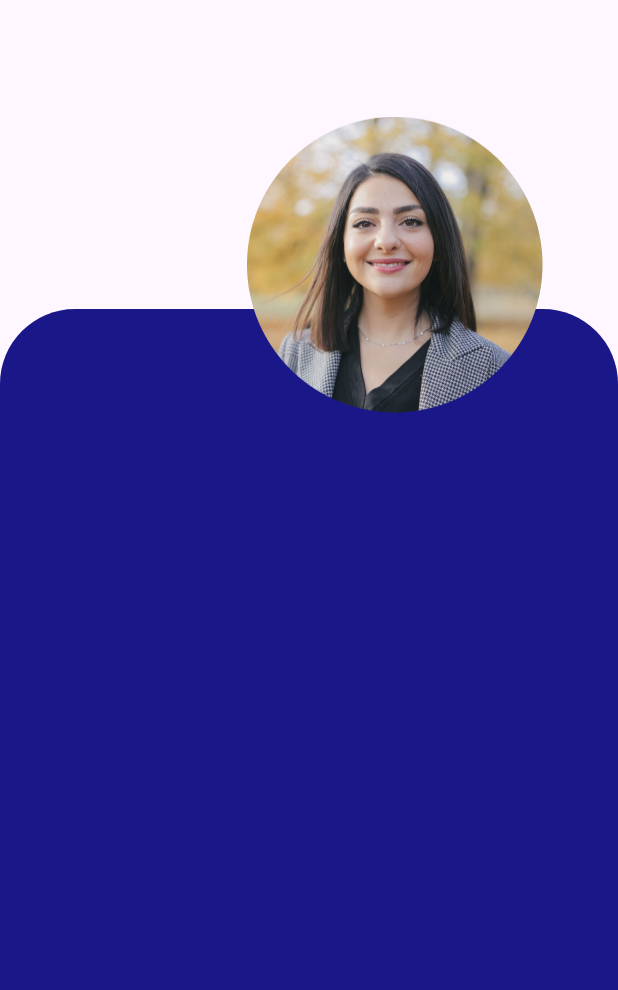
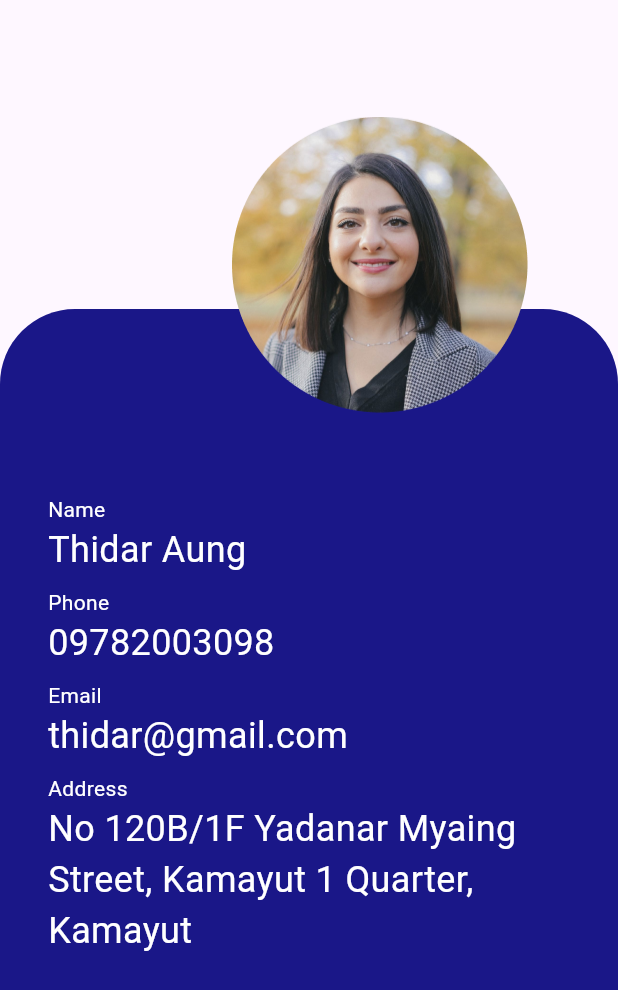
Before and after one commit to minlwin/open-flutter-202409, a Flutter app: the screen it shows after launch, on a phone screen of 412 x 824 dp. Shown: the top 990 px of the screen. Run offline on Flutter 3.47's test engine with Material 3 defaults, Android fonts, the phone set to English and light mode, and no system bars.

```diff
--- a/1_widgets/ep03_profile/lib/main.dart
+++ b/1_widgets/ep03_profile/lib/main.dart
@@ -10,6 +10,7 @@ void main(List<String> args) {
         profile: Profile(
           profileImage: "images/profile.png",
           name: "Thidar Aung",
+          phone: "09782003098",
           email: "thidar@gmail.com",
           address:
               "No 120B/1F Yadanar Myaing Street, Kamayut 1 Quarter, Kamayut",
--- a/1_widgets/ep03_profile/lib/model/profile.model.dart
+++ b/1_widgets/ep03_profile/lib/model/profile.model.dart
@@ -1,12 +1,14 @@
 class Profile {
   final String profileImage;
   final String name;
+  final String phone;
   final String email;
   final String address;
 
   const Profile(
       {required this.profileImage,
       required this.name,
+      required this.phone,
       required this.email,
       required this.address});
 }
--- a/1_widgets/ep03_profile/lib/views/profile_view.dart
+++ b/1_widgets/ep03_profile/lib/views/profile_view.dart
@@ -11,12 +11,80 @@ class ProfileView extends StatelessWidget {
     return Stack(
       children: [
         const ProfileBackground(),
-        Column(
-          children: [
-            ProfileHeader(image: profile.profileImage),
-          ],
-        ),
+        ProfileHeader(image: profile.profileImage),
+        ProfileBody(profile: profile),
       ],
+    );
+  }
+}
+
+class ProfileBody extends StatelessWidget {
+  const ProfileBody({super.key, required this.profile});
+
+  final Profile profile;
+
+  @override
+  Widget build(BuildContext context) {
+    return Padding(
+      padding: EdgeInsets.only(
+        top: MediaQuery.of(context).size.height / 7 * 2.8,
+        left: 32,
+        right: 32,
+      ),
+      child: Column(
+        crossAxisAlignment: CrossAxisAlignment.start,
+        children: [
+          ProfileInfoItem(
+            label: "Name",
+            value: profile.name,
+          ),
+          ProfileInfoItem(
+            label: "Phone",
+            value: profile.phone,
+          ),
+          ProfileInfoItem(
+            label: "Email",
+            value: profile.email,
+          ),
+          ProfileInfoItem(
+            label: "Address",
+            value: profile.address,
+          ),
+        ],
+      ),
+    );
+  }
+}
+
+class ProfileInfoItem extends StatelessWidget {
+  const ProfileInfoItem({super.key, required this.label, required this.value});
+
+  final String label;
+  final String value;
+
+  @override
+  Widget build(BuildContext context) {
+    return Padding(
+      padding: const EdgeInsets.only(bottom: 8),
+      child: Column(
+        crossAxisAlignment: CrossAxisAlignment.start,
+        children: [
+          Text(
+            label,
+            style: const TextStyle(
+              color: Colors.white,
+              fontSize: 14,
+            ),
+          ),
+          Text(
+            value,
+            style: const TextStyle(
+              color: Colors.white,
+              fontSize: 24,
+            ),
+          ),
+        ],
+      ),
     );
   }
 }
@@ -30,13 +98,11 @@ class ProfileHeader extends StatelessWidget {
   Widget build(BuildContext context) {
     return SizedBox(
       height: MediaQuery.of(context).size.height / 7 * 3,
-      child: Row(
-        mainAxisAlignment: MainAxisAlignment.end,
-        children: [
-          Image(image: AssetImage(image)),
-          const SizedBox(width: 50),
-        ],
-      ),
+      width: MediaQuery.of(context).size.width,
+      child: Container(
+          alignment: Alignment.centerRight,
+          padding: const EdgeInsets.only(right: 60),
+          child: Image(image: AssetImage(image))),
     );
   }
 }
```
